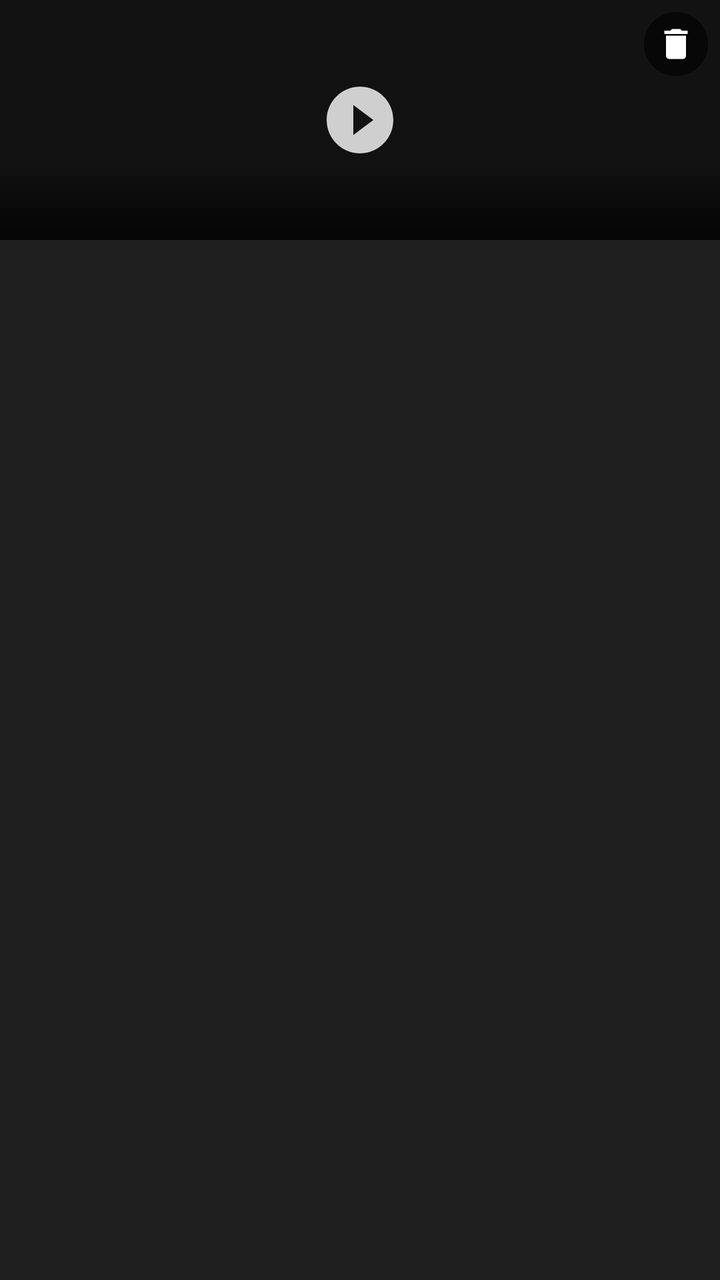
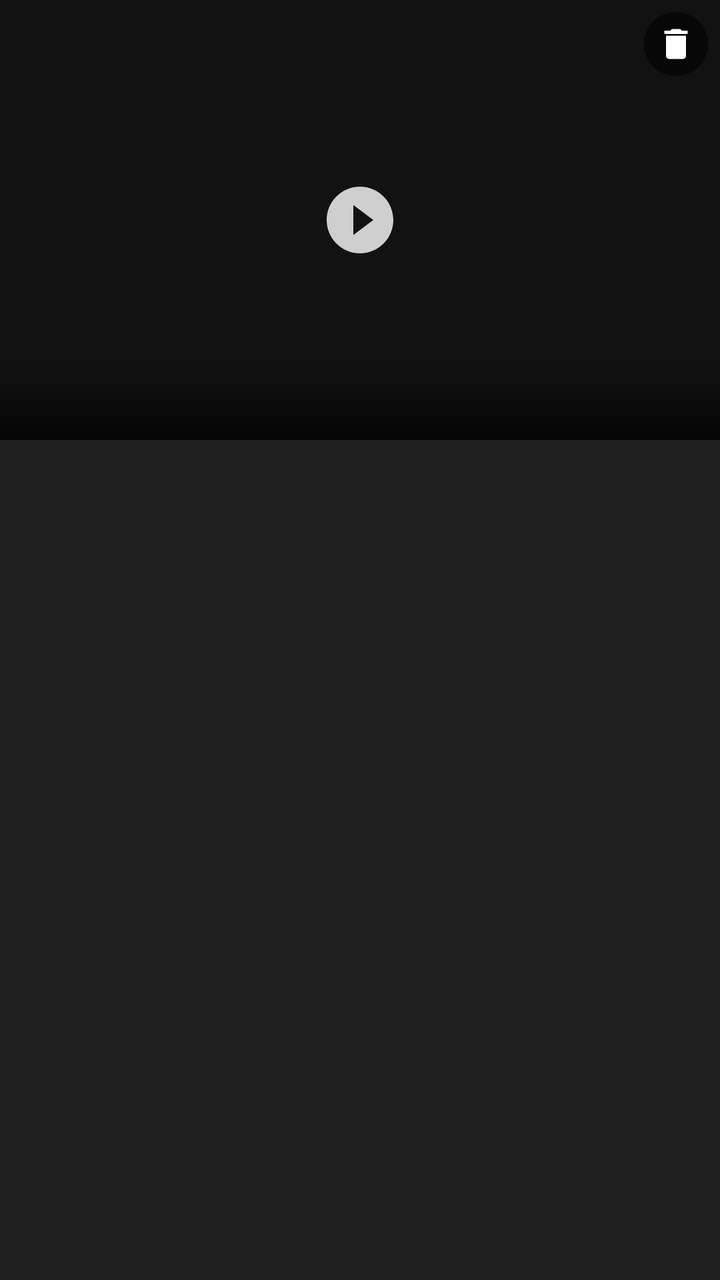

Screens rendered from an Android XML layout before and after an edit, with the pre-edit source and the edit as a unified diff.
<!-- AndroidManifest.xml: application theme Theme.RedgifsDownloader -->
<!-- res/layout/item_download_grid.xml -->
<?xml version="1.0" encoding="utf-8"?>
<FrameLayout xmlns:android="http://schemas.android.com/apk/res/android"
    android:layout_width="match_parent"
    android:layout_height="wrap_content"
    android:layout_margin="4dp"
    android:background="@color/surface_dark"
    android:elevation="2dp">

    <FrameLayout
        android:layout_width="match_parent"
        android:layout_height="wrap_content">

        <ImageView
            android:id="@+id/item_thumbnail"
            android:layout_width="match_parent"
            android:layout_height="120dp"
            android:scaleType="centerCrop"
            android:background="@color/background_dark" />

        <View
            android:layout_width="match_parent"
            android:layout_height="40dp"
            android:layout_gravity="bottom"
            android:background="@drawable/bg_gradient_bottom" />

        <ImageButton
            android:id="@+id/item_btn_delete"
            android:layout_width="32dp"
            android:layout_height="32dp"
            android:layout_gravity="top|end"
            android:layout_margin="6dp"
            android:src="@drawable/ic_delete_white"
            android:background="@drawable/bg_delete_button"
            android:scaleType="centerInside"
            android:padding="6dp"
            android:contentDescription="@string/delete" />

        <ImageView
            android:id="@+id/item_play_overlay"
            android:layout_width="40dp"
            android:layout_height="40dp"
            android:layout_gravity="center"
            android:src="@drawable/ic_play_circle"
            android:elevation="4dp" />

    </FrameLayout>

    <LinearLayout
        android:layout_width="match_parent"
        android:layout_height="wrap_content"
        android:orientation="vertical"
        android:paddingHorizontal="8dp"
        android:paddingTop="4dp"
        android:paddingBottom="8dp"
        android:layout_marginTop="120dp">

        <TextView
            android:id="@+id/item_title"
            android:layout_width="match_parent"
            android:layout_height="wrap_content"
            android:textColor="@color/text_primary"
            android:textSize="12sp"
            android:maxLines="1"
            android:ellipsize="end" />

        <TextView
            android:id="@+id/item_details"
            android:layout_width="match_parent"
            android:layout_height="wrap_content"
            android:textColor="@color/text_secondary"
            android:textSize="10sp"
            android:layout_marginTop="2dp" />

    </LinearLayout>

</FrameLayout>
<!-- resources referenced by this layout -->
<resources>
  <color name="background_dark">#FF121212</color>
  <color name="surface_dark">#FF1E1E1E</color>
  <color name="text_primary">#FFE0E0E0</color>
  <color name="text_secondary">#FF888888</color>
  <!-- drawable bg_delete_button (drawable) -->
  <?xml version="1.0" encoding="utf-8"?>
  <shape xmlns:android="http://schemas.android.com/apk/res/android"
      android:shape="rectangle">
      <solid android:color="#99000000" />
      <corners android:radius="16dp" />
  </shape>
  <!-- drawable bg_gradient_bottom (drawable) -->
  <?xml version="1.0" encoding="utf-8"?>
  <shape xmlns:android="http://schemas.android.com/apk/res/android"
      android:shape="rectangle">
      <gradient
          android:startColor="#00000000"
          android:endColor="#CC000000"
          android:angle="270" />
  </shape>
  <!-- drawable ic_delete_white (drawable) -->
  <?xml version="1.0" encoding="utf-8"?>
  <vector xmlns:android="http://schemas.android.com/apk/res/android"
      android:width="24dp"
      android:height="24dp"
      android:viewportWidth="24"
      android:viewportHeight="24">
      <path
          android:fillColor="#FFFFFFFF"
          android:pathData="M6,19c0,1.1 0.9,2 2,2h8c1.1,0 2,-0.9 2,-2V7H6v12zM19,4h-3.5l-1,-1h-5l-1,1H5v2h14V4z"/>
  </vector>
  <!-- drawable ic_play_circle (drawable) -->
  <?xml version="1.0" encoding="utf-8"?>
  <vector xmlns:android="http://schemas.android.com/apk/res/android"
      android:width="48dp"
      android:height="48dp"
      android:viewportWidth="24"
      android:viewportHeight="24">
      <path
          android:fillColor="#CCFFFFFF"
          android:pathData="M12,2C6.48,2 2,6.48 2,12s4.48,10 10,10 10,-4.48 10,-10S17.52,2 12,2zM10,16.5v-9l6,4.5 -6,4.5z"/>
  </vector>
  <string name="delete">Delete</string>
  <style name="Theme.RedgifsDownloader" parent="Theme.MaterialComponents.DayNight.NoActionBar">
          <item name="colorPrimary">@color/accent_red</item>
          <item name="colorPrimaryVariant">#FFD32F2F</item>
          <item name="colorOnPrimary">#FFFFFFFF</item>
          <item name="colorSecondary">@color/accent_blue</item>
          <item name="android:windowBackground">@color/background_dark</item>
          <item name="android:statusBarColor">@color/status_bar</item>
          <item name="android:navigationBarColor">@color/surface_dark</item>
          <item name="android:windowLightStatusBar">false</item>
      </style>
  <color name="accent_red">#FFFF5252</color>
  <color name="accent_blue">#FF2196F3</color>
  <color name="status_bar">#FF0A0A0A</color>
</resources>

<!-- the commit's change to res/layout/item_download_grid.xml (unified diff, before → after) -->
@@ -13,7 +13,7 @@
         <ImageView
             android:id="@+id/item_thumbnail"
             android:layout_width="match_parent"
-            android:layout_height="120dp"
+            android:layout_height="220dp"
             android:scaleType="centerCrop"
             android:background="@color/background_dark" />
 
@@ -52,7 +52,7 @@
         android:paddingHorizontal="8dp"
         android:paddingTop="4dp"
         android:paddingBottom="8dp"
-        android:layout_marginTop="120dp">
+        android:layout_marginTop="220dp">
 
         <TextView
             android:id="@+id/item_title"
